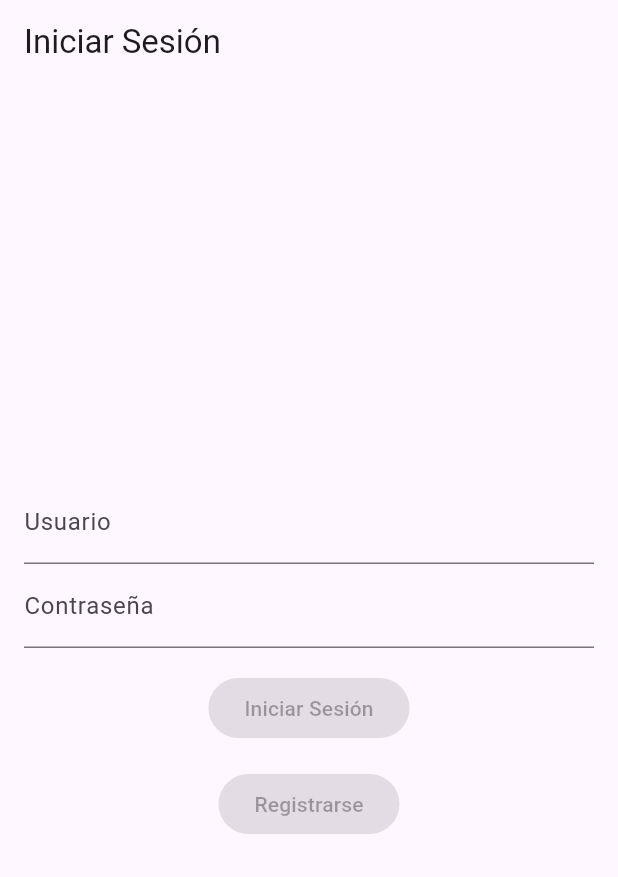
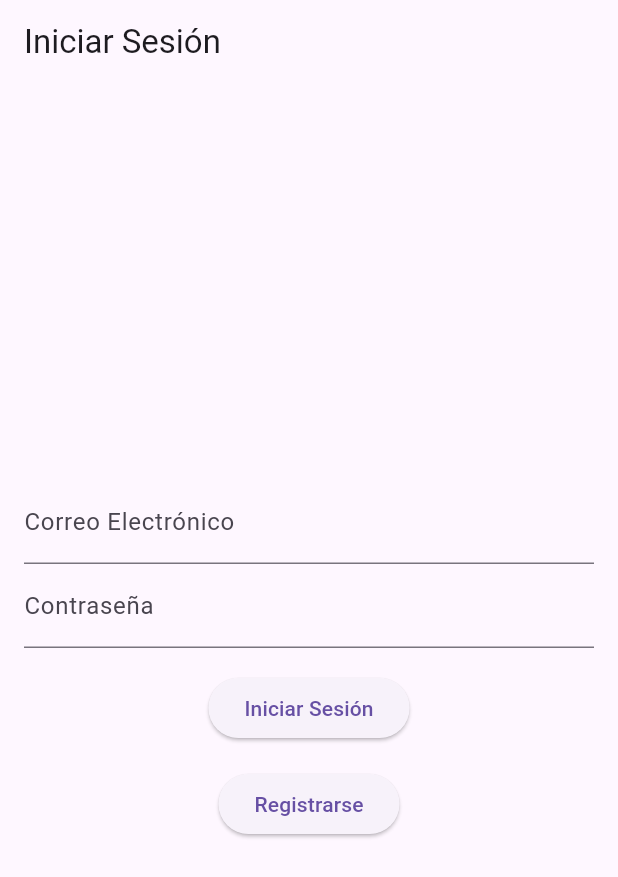
Before and after one commit to lauraaf/EA_Seminari_Flutter, a Flutter app: the screen it shows after launch, on a phone screen of 412 x 824 dp. Shown: the top 877 px of the screen. Run offline on Flutter 3.47's test engine with Material 3 defaults, Android fonts, the phone set to English and light mode, and no system bars; our stand-ins replace dio, get.

```diff
--- /dev/null
+++ b/FrontEnd_Flutter/flutter_application_1/lib/controllers/userController.dart
@@ -0,0 +1,56 @@
+import 'package:flutter/material.dart';
+import 'package:get/get.dart';
+import 'package:flutter_application_1/services/user.dart';
+//import 'package:flutter_application_1/models/userModel.dart';
+
+class UserController extends GetxController {
+  final UserService userService = Get.put(UserService());
+
+  // Controladores de texto para la UI
+  final TextEditingController mailController = TextEditingController();
+  final TextEditingController passwordController = TextEditingController();
+
+  // Variables reactivas para la UI
+  var isLoading = false.obs;
+  var errorMessage = ''.obs;
+
+  void logIn() async {
+    // Validación de campos
+    if (mailController.text.isEmpty || passwordController.text.isEmpty) {
+      Get.snackbar('Error', 'Campos vacíos', snackPosition: SnackPosition.BOTTOM);
+      return;
+    }
+
+    // Validación de formato de correo electrónico
+    if (!GetUtils.isEmail(mailController.text)) {
+      Get.snackbar('Error', 'Correo electrónico no válido', snackPosition: SnackPosition.BOTTOM);
+      return;
+    }
+
+    final logIn = (
+          mail: mailController.text,
+          password: passwordController.text,
+        );
+
+    // Iniciar el proceso de inicio de sesión
+    isLoading.value = true;
+    errorMessage.value = '';
+
+    try {
+      // Llamada al servicio para iniciar sesión
+      final responseData = await userService.logIn(logIn);
+
+      if (responseData != null) {
+        // Manejo de respuesta exitosa
+        Get.snackbar('Éxito', 'Inicio de sesión exitoso');
+        Get.toNamed('/home');
+      } else {
+        errorMessage.value = 'Usuario o contraseña incorrectos';
+      }
+    } catch (e) {
+      errorMessage.value = 'Error: No se pudo conectar con la API';
+    } finally {
+      isLoading.value = false;
+    }
+  }
+}
--- a/FrontEnd_Flutter/flutter_application_1/lib/screen/logIn.dart
+++ b/FrontEnd_Flutter/flutter_application_1/lib/screen/logIn.dart
@@ -1,121 +1,67 @@
 import 'package:flutter/material.dart';
-import 'package:flutter_application_1/models/userModel.dart';
 import 'package:get/get.dart';
-import 'package:flutter_application_1/services/user.dart';
-import 'dart:convert';
+import 'package:flutter_application_1/controllers/userController.dart';
 
-import 'package:provider/provider.dart';
-
-class LogInPage extends StatefulWidget {
-  @override
-  _LogInPageState createState() => _LogInPageState();
-}
-
-class _LogInPageState extends State<LogInPage> {
-  final TextEditingController _usernameController = TextEditingController();
-  final TextEditingController _passwordController = TextEditingController();
-  bool _isLoading = false;
-  String? _errorMessage;
-
-/*   Future<void> _login() async {
-    setState(() {
-      _isLoading = true;
-      _errorMessage = null;
-    });
-
-    // URL de la API de autenticación HTTPS
-    final url = Uri.parse('http://10.0.2.2:3000/api/user/logIn');
-
-    try {
-      // Realizar solicitud POST con usuario y contraseña
-      final response = await http.post(
-        url,
-        headers: {'Content-Type': 'application/json'},
-        body: jsonEncode({
-          'name': _usernameController.text,
-          'password': _passwordController.text,
-        }),
-      );
-
-      // Verificar si la solicitud fue exitosa
-      if (response.statusCode == 200) {
-        ScaffoldMessenger.of(context).showSnackBar(
-          const SnackBar(
-            content: Text('¡Inicio de sesion exitoso!'),
-            duration: Duration(seconds: 3),
-          ),
-        );
-
-        final responseData = json.decode(response.body);
-        final name = responseData['name'];
-        final mail = responseData['mail'];
-        final comment = responseData['comment'];
-
-        Provider.of<UserModel>(context, listen: false)
-            .setUser(name, mail, comment);
-
-        Get.toNamed('/home');
-      } else {
-        setState(() {
-          _errorMessage = 'Error: Usuario o contraseña incorrectos';
-        });
-      }
-    } catch (e) {
-      setState(() {
-        _errorMessage = 'Error: No se pudo conectar con la API';
-      });
-    } finally {
-      setState(() {
-        _isLoading = false;
-      });
-    }
-  }
-
-  Future<void> _registrarseReturn() async {
-    Get.toNamed('/register');
-  } */
+class LogInPage extends StatelessWidget {
+  // Inyectar el controlador para que esté disponible en esta página
+  final UserController userController = Get.put(UserController());
 
   @override
   Widget build(BuildContext context) {
     return Scaffold(
-      appBar: AppBar(title: Text('Iniciar Sesión')),
+      appBar: AppBar(
+        title: Text('Iniciar Sesión'),
+      ),
       body: Padding(
         padding: const EdgeInsets.all(16.0),
         child: Column(
           mainAxisAlignment: MainAxisAlignment.center,
           children: [
             TextField(
-              controller: _usernameController,
-              decoration: InputDecoration(labelText: 'Usuario'),
+              controller: userController.mailController,
+              decoration: InputDecoration(labelText: 'Correo Electrónico'),
             ),
             TextField(
-              controller: _passwordController,
+              controller: userController.passwordController,
               decoration: InputDecoration(labelText: 'Contraseña'),
               obscureText: true,
             ),
-            SizedBox(
-              height: 16,
-            ),
-            if (_isLoading)
-              CircularProgressIndicator()
-            else
-              ElevatedButton(
-                onPressed: _login,
-                child: Text('Iniciar Sesión'),
-              ),
-            if (_errorMessage != null)
-              Padding(
-                padding: const EdgeInsets.only(top: 8.0),
-                child: Text(
-                  _errorMessage!,
-                  style: TextStyle(color: Colors.red),
-                ),
-              ),
-            SizedBox(
-              height: 16,
-            ),
+            SizedBox(height: 16),
+
+            // Mostrar CircularProgressIndicator o el botón, según el estado de carga
+            Obx(() {
+              if (userController.isLoading.value) {
+                return CircularProgressIndicator();
+              } else {
+                return ElevatedButton(
+                  onPressed: () {
+                    userController.logIn();
+                  },
+                  child: Text('Iniciar Sesión'),
+                );
+              }
+            }),
+
+            // Mostrar mensaje de error si existe
+            Obx(() {
+              if (userController.errorMessage.isNotEmpty) {
+                return Padding(
+                  padding: const EdgeInsets.only(top: 8.0),
+                  child: Text(
+                    userController.errorMessage.value,
+                    style: TextStyle(color: Colors.red),
+                  ),
+                );
+              } else {
+                return Container();
+              }
+            }),
+
+            SizedBox(height: 16),
+
+            // Botón para navegar a la página de registro
             ElevatedButton(
-              onPressed: _registrarseReturn,
+              onPressed: () => Get.toNamed('/register'),
               child: Text('Registrarse'),
             ),
           ],
--- a/FrontEnd_Flutter/flutter_application_1/lib/services/experience.dart
+++ b/FrontEnd_Flutter/flutter_application_1/lib/services/experience.dart
@@ -5,7 +5,7 @@ import 'package:dio/dio.dart';
 
 
 class ExperienceService {
-  final String baseUrl = "http://10.0.2.2:3000"; // URL de tu backend
+  final String baseUrl = "http://127.0.0.1:3000"; // URL de tu backend
   final Dio dio = Dio(); // Usa el prefijo 'Dio' para referenciar la clase Dio
   var statusCode;
   var data;
@@ -17,7 +17,7 @@ class ExperienceService {
     print('try');
     //Aquí llamamos a la función request
     print('request');
-    // Utilizar Dio para enviar la solicitud POST a http://10.0.2.2:3000/experiencias
+    // Utilizar Dio para enviar la solicitud POST a http://127.0.0.1:3000/experiencias
     Response response = await dio.post('$baseUrl/experiencias', data: newExperience.toJson());
     //En response guardamos lo que recibimos como respuesta
     //Printeamos los datos recibidos
@@ -76,7 +76,7 @@ class ExperienceService {
 
 
 
-    // Utilizar Dio para enviar la solicitud POST a http://10.0.2.2:3000/experiencias
+    // Utilizar Dio para enviar la solicitud POST a http://127.0.0.1:3000/experiencias
     Response response = await dio.put('$baseUrl/experiencias/$id', data: newExperience.toJson());
     //En response guardamos lo que recibimos como respuesta
     //Printeamos los datos recibidos
```
Also changed, not shown: FrontEnd_Flutter/flutter_application_1/lib/controllers/registerController.dart (added, +60 -0 lines), FrontEnd_Flutter/flutter_application_1/lib/models/userModel.dart (+13 -3 lines), FrontEnd_Flutter/flutter_application_1/lib/screen/register.dart (+40 -102 lines), FrontEnd_Flutter/flutter_application_1/lib/services/user.dart (+69 -74 lines), 4 other files.
